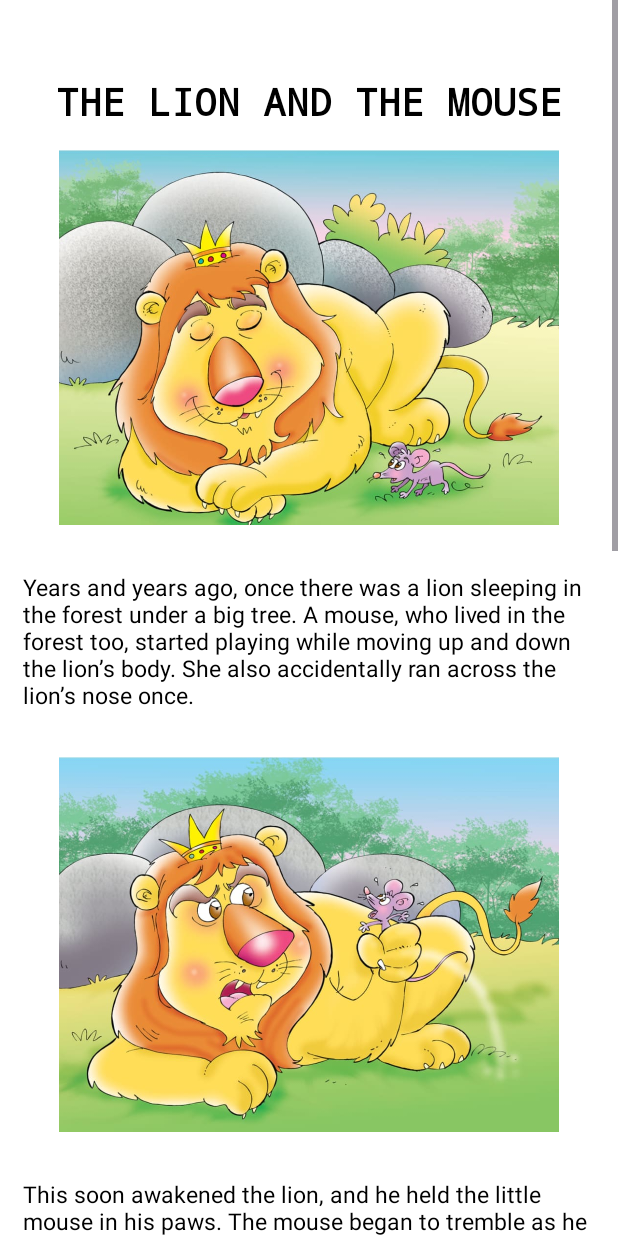
After one commit to RAIN-20/ABAKADA, an Android app: the lionAndTheMouse screen opened directly, with no data from a screen before it, on a phone screen of 412 x 824 dp. The commit adds this screen. Run offline under Robolectric (Android 15) with nearby library versions, the phone set to English and light mode, and no system bars.

Commit message:
add two cats and the monkey, and the lion and the mouse

```diff
--- a/app/src/main/AndroidManifest.xml
+++ b/app/src/main/AndroidManifest.xml
@@ -12,6 +12,12 @@
         android:supportsRtl="true"
         android:theme="@style/Theme.ABAKADA"
         tools:targetApi="31">
+        <activity
+            android:name=".lionAndTheMouse"
+            android:exported="false" />
+        <activity
+            android:name=".twoCatsStory"
+            android:exported="false" />
         <activity
             android:name=".shapes"
             android:exported="false" />
--- /dev/null
+++ b/app/src/main/java/com/example/abakada/lionAndTheMouse.kt
@@ -0,0 +1,11 @@
+package com.example.abakada
+
+import androidx.appcompat.app.AppCompatActivity
+import android.os.Bundle
+
+class lionAndTheMouse : AppCompatActivity() {
+    override fun onCreate(savedInstanceState: Bundle?) {
+        super.onCreate(savedInstanceState)
+        setContentView(R.layout.activity_lion_and_the_mouse)
+    }
+}
--- a/app/src/main/res/layout/activity_letters.xml
+++ b/app/src/main/res/layout/activity_letters.xml
@@ -675,6 +675,7 @@
                     android:layout_height="wrap_content"
                     android:layout_marginTop="20dp"
                     android:orientation="horizontal"
+                    android:layout_marginBottom="45dp"
                     >
 
                     <!-- Number 1 Box -->
--- /dev/null
+++ b/app/src/main/res/layout/activity_lion_and_the_mouse.xml
@@ -0,0 +1,100 @@
+<?xml version="1.0" encoding="utf-8"?>
+<androidx.constraintlayout.widget.ConstraintLayout xmlns:android="http://schemas.android.com/apk/res/android"
+    xmlns:app="http://schemas.android.com/apk/res-auto"
+    xmlns:tools="http://schemas.android.com/tools"
+    android:layout_width="match_parent"
+    android:layout_height="match_parent"
+    tools:context=".lionAndTheMouse"
+    android:background="@color/white">
+
+    <ScrollView
+        android:layout_width="match_parent"
+        android:layout_height="wrap_content"
+
+        app:layout_constraintEnd_toEndOf="parent"
+        app:layout_constraintStart_toStartOf="parent"
+        app:layout_constraintTop_toTopOf="parent"
+        app:layout_constraintBottom_toBottomOf="parent">
+
+        <LinearLayout
+            android:layout_width="match_parent"
+            android:layout_height="wrap_content"
+            android:orientation="vertical">
+
+
+            <TextView
+                android:layout_marginTop="50dp"
+                android:layout_width="match_parent"
+                android:layout_height="wrap_content"
+                android:fontFamily="monospace"
+                android:gravity="center"
+                android:text="THE LION AND THE MOUSE"
+                android:textSize="25dp"
+                android:textStyle="bold"
+                android:textColor="@color/black"/>
+
+
+            <ImageView
+                android:layout_width="match_parent"
+                android:layout_height="250dp"
+                android:layout_margin="15dp"
+                android:src="@drawable/thelionn1" />
+
+
+            <TextView
+                android:layout_width="match_parent"
+                android:layout_height="wrap_content"
+                android:layout_margin="15dp"
+                android:text="@string/theLionStory1"
+                android:textAlignment="textStart"
+                android:textColor="@color/black"
+                android:textSize="15dp" />
+
+
+            <ImageView
+                android:layout_width="match_parent"
+                android:layout_height="250dp"
+                android:src="@drawable/thelionn2"
+                android:layout_margin="15dp"/>
+            <TextView
+                android:layout_width="match_parent"
+                android:layout_height="wrap_content"
+                android:layout_margin="15dp"
+                android:text="@string/theLionStory2"
+                android:textAlignment="textStart"
+                android:textColor="@color/black"
+                android:textSize="15dp" />
+
+
+            <ImageView
+                android:layout_width="match_parent"
+                android:layout_height="250dp"
+                android:src="@drawable/thelionn3"
+                android:layout_margin="15dp"/>
+            <TextView
+                android:layout_width="match_parent"
+                android:layout_height="wrap_content"
+                android:layout_margin="15dp"
+                android:text="@string/theLionStory3"
+                android:textAlignment="textStart"
+                android:textColor="@color/black"
+                android:textSize="15dp"
+                android:layout_marginBottom="50dp"/>
+            <ImageView
+                android:layout_width="match_parent"
+                android:layout_height="250dp"
+                android:src="@drawable/thelionn4"
+                android:layout_margin="15dp"
+                android:layout_marginBottom="100dp"/>
+
+
+
+
+
+        </LinearLayout>
+
+
+    </ScrollView>
+
+
+</androidx.constraintlayout.widget.ConstraintLayout>
--- a/app/src/main/res/layout/activity_numbers.xml
+++ b/app/src/main/res/layout/activity_numbers.xml
@@ -345,6 +345,7 @@
                     android:layout_height="wrap_content"
                     android:layout_marginTop="20dp"
                     android:orientation="horizontal"
+                    android:layout_marginBottom="45dp"
                     >
 
                     <!-- Number 1 Box -->
--- a/app/src/main/res/layout/activity_story_books.xml
+++ b/app/src/main/res/layout/activity_story_books.xml
@@ -41,6 +41,7 @@
 
             <!-- Buttons inside the ScrollView -->
             <Button
+                android:id="@+id/twoCatsBtn"
                 android:layout_width="302dp"
                 android:layout_height="69dp"
                 android:text="Two Cats and the Monkeys"
@@ -50,6 +51,7 @@
                 android:layout_marginTop="20dp"/>
 
             <Button
+                android:id="@+id/theLionBtn"
                 android:layout_width="302dp"
                 android:layout_height="69dp"
                 android:text="The Lion and The Mouse"
--- a/app/src/main/res/values/strings.xml
+++ b/app/src/main/res/values/strings.xml
@@ -1,3 +1,53 @@
 <resources>
     <string name="app_name">ABAKADA</string>
+    <string name="twoCatsStory1">Once upon a time, two cats used to live in a village. They were good friends and both used to live very lovingly with each other.
+
+
+One day both the cats became very hungry while playing. They saw a piece of bread at some distance.  They started fighting over that bread. One cat said,” I found it first so it is mine.” The other cat was saying the same thing.
+
+
+The first cat took two pieces of bread and extended one piece towards the second cat. Seeing this, the other cat said again, "What is this, you gave me a small piece. That is wrong.
+
+
+A monkey on the tree was seeing them fighting over the bread and wanted to eat that bread too. He said,’’ Why are you quarreling? I can help you because I have a scale which can divide the bread into equal amounts.”
+
+
+Both cats liked the monkeys’ advice. The monkey climbed the tree and brought the scale. He put both the pieces in a pan. He deliberately divided the bread into unequal amounts and said, "Hey, this piece is big, let\'s make both equal and after saying this, he ate a little bit from the big piece and ate it.
+</string>
+
+    <string name="twoCatsStory2">
+
+In this way, every time the scale became heavy, he broke a little bread from that side and started putting it in his mouth. Both the cats were now terrified. She still quietly waited for the monkey\'s decision as they did not want to give each other more amount of bread.
+
+
+At last small pieces of bread were in pans of the scale. The monkey said, " As you have seen that I have done the hard work of dividing bread with my scale so I must get the wages of my hard work”. He ate the rest of the pieces of bread. The poor cats went on empty stomachs from there.
+    </string>
+
+    <string name="twoCatsStory3">Both the cats had realized their mistake and felt that others could take advantage of their weakness.
+
+
+The Moral of the Story
+This story of two cats and a monkey is indeed an amazing story with a very important lesson to learn. After reading these stories about cats, we know that we should always be careful that the third person who is watching the two friends fighting is not helping. On the contrary, he is taking advantage of the fight and he is using the two friends for his own benefit. This story teaches us that “when two people fight, it’s always the third person who gets the benefit”.
+    </string>
+
+
+    <string name="theLionStory1">
+        Years and years ago, once there was a lion sleeping in the forest under a big tree. A mouse, who lived in the forest too, started playing while moving up and down the lion’s body. She also accidentally ran across the lion’s nose once.
+    </string>
+
+    <string name="theLionStory2">
+        This soon awakened the lion, and he held the little mouse in his paws. The mouse began to tremble as he knew that the lion was angry and could kill him right there. "Pardon, O King!" pleaded the little mouse. "Forgive me this time. I shall never repeat it, and I shall never forget your kindness. Who knows, I may be able to give you a good turn one of these days!”
+
+
+The lion was somehow in a good mood. Hence, he set the mouse free from his paws. Yet he could not be more amused by the idea of how a tiny mouse could ever help the king of the jungle.
+
+
+After a few days, the mouse suddenly heard the roar of the lion. When she went to look at what’s the matter, she found out that the lion was captured and trapped in a net by his prey. Seeing the lion in such a condition, she immediately started gnawing the ropes of the net until it freed the lion.
+    </string>
+
+    <string name="theLionStory3">
+        The lion thanked the little mouse. But the mouse was happy that she could finally repay her debt for sparing her life once. Since then the lion and mouse became good friends, and they lived happily ever after.
+    </string>
+
+
 </resources>
```
Also changed, not shown: app/src/main/java/com/example/abakada/StoryBooks.kt (+22 -0 lines), app/src/main/java/com/example/abakada/twoCatsStory.kt (added, +13 -0 lines), app/src/main/res/layout/activity_shapes.xml (+21 -11 lines), app/src/main/res/layout/activity_two_cats_story.xml (added, +106 -0 lines), app/src/main/res/drawable/thelionn1.jpg (added), app/src/main/res/drawable/thelionn2.jpg (added), app/src/main/res/drawable/thelionn3.jpg (added), app/src/main/res/drawable/thelionn4.jpg (added), app/src/main/res/drawable/twocats1.png (added), app/src/main/res/drawable/twocats2.png (added), app/src/main/res/drawable/twocats3.png (added).
